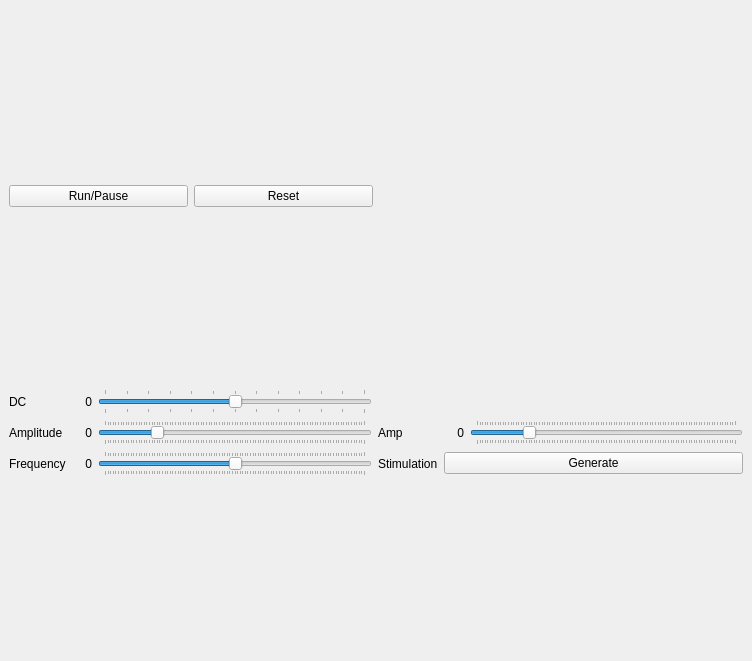
Qt form mainUI.ui (matsu490/RealtimeSimulation) before a commit.
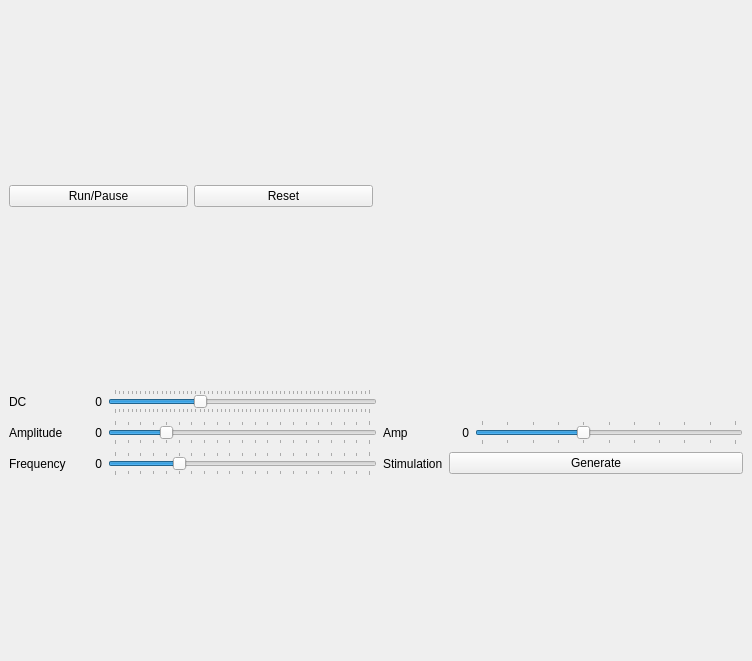
The same form after that commit.

Commit message: fixed slider range

Patch:
```diff
--- a/mainUI.ui
+++ b/mainUI.ui
@@ -23,10 +23,10 @@
          <number>100</number>
         </property>
         <property name="singleStep">
-         <number>1</number>
+         <number>5</number>
         </property>
         <property name="pageStep">
-         <number>10</number>
+         <number>5</number>
         </property>
         <property name="value">
          <number>20</number>
@@ -56,7 +56,10 @@
       <item row="2" column="2">
        <widget class="QSlider" name="FreqSlider">
         <property name="maximum">
-         <number>100</number>
+         <number>200</number>
+        </property>
+        <property name="singleStep">
+         <number>10</number>
         </property>
         <property name="value">
          <number>50</number>
@@ -86,7 +89,13 @@
       <item row="1" column="5">
        <widget class="QSlider" name="StimSlider">
         <property name="maximum">
-         <number>100</number>
+         <number>50</number>
+        </property>
+        <property name="singleStep">
+         <number>5</number>
+        </property>
+        <property name="pageStep">
+         <number>5</number>
         </property>
         <property name="value">
          <number>20</number>
@@ -109,19 +118,22 @@
       <item row="0" column="2">
        <widget class="QSlider" name="DCSlider">
         <property name="minimum">
-         <number>-40</number>
+         <number>-200</number>
         </property>
         <property name="maximum">
-         <number>20</number>
+         <number>100</number>
+        </property>
+        <property name="singleStep">
+         <number>5</number>
         </property>
         <property name="pageStep">
          <number>5</number>
         </property>
         <property name="value">
-         <number>-10</number>
+         <number>-100</number>
         </property>
         <property name="sliderPosition">
-         <number>-10</number>
+         <number>-100</number>
         </property>
         <property name="orientation">
          <enum>Qt::Horizontal</enum>
@@ -158,7 +170,7 @@
        <widget class="QLabel" name="DCValueLabel">
         <property name="minimumSize">
          <size>
-          <width>20</width>
+          <width>30</width>
           <height>0</height>
          </size>
         </property>
```
Left out of the diff: 9 changed lines with no effect on the pictures. The commit also changes 1 other file.
